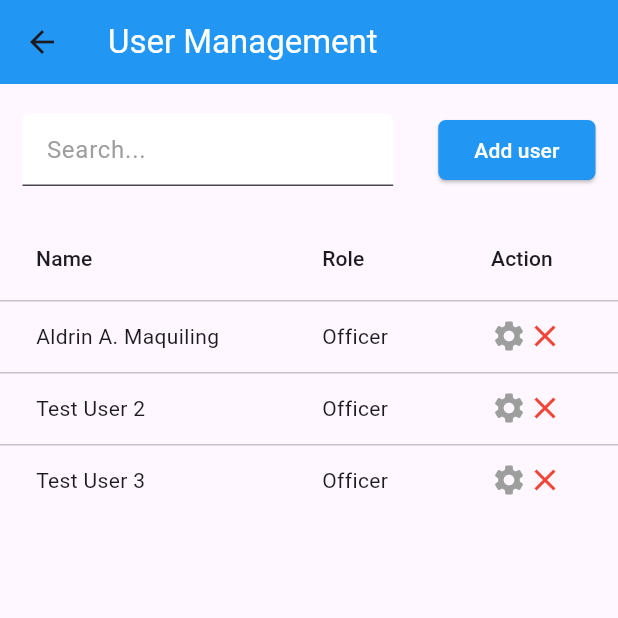
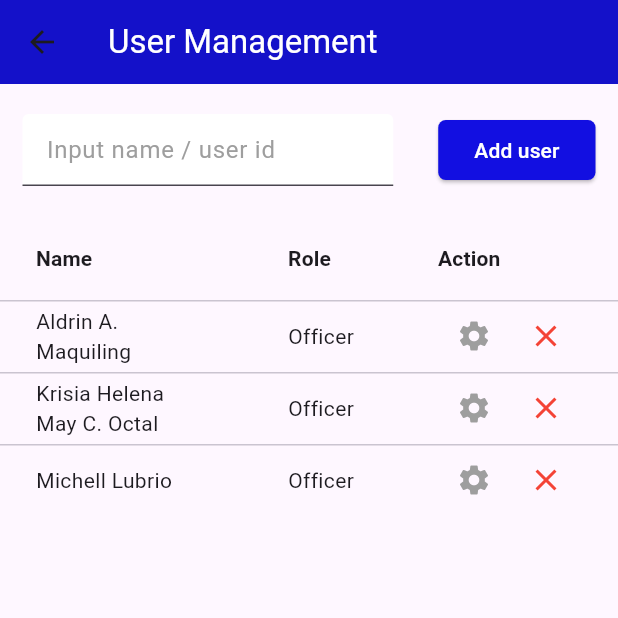
Before and after one commit to aldrinMaq/flutter-user-management, a Flutter app: the UserManagement screen opened directly, on a phone screen of 412 x 824 dp, the top half of it. Run offline on Flutter 3.47's test engine with Material 3 defaults, Android fonts, the phone set to English and light mode, and no system bars.

Commit message:
fixed nav, layout, and other functionalities

```diff
--- a/lib/pages/user_management.dart
+++ b/lib/pages/user_management.dart
@@ -1,12 +1,90 @@
 import 'package:flutter/material.dart';
 
-class UserManagement extends StatelessWidget {
+class UserManagement extends StatefulWidget {
   const UserManagement({super.key});
+
+  @override
+  State<UserManagement> createState() => _UserManagementState();
+}
+
+class _UserManagementState extends State<UserManagement> {
+  final List<Map<String, dynamic>> users = [
+    {'name': 'Aldrin A. Maquiling', 'role': 'Officer'},
+    {'name': 'Krisia Helena May C. Octal', 'role': 'Officer'},
+    {'name': 'Michell Lubrio', 'role': 'Officer'},
+  ];
+
+  final TextEditingController _nameController = TextEditingController();
+  String _errorText = '';
+
+  void _showToastMessage(String message) {
+    ScaffoldMessenger.of(context).showSnackBar(
+      SnackBar(
+        content: Text(message),
+        duration: const Duration(seconds: 2),
+      ),
+    );
+  }
+
+  void _addUser() {
+    final name = _nameController.text.trim();
+
+    if (name.isEmpty) {
+      setState(() {
+        _errorText = 'Name cannot be empty';
+      });
+      return;
+    }
+
+    setState(() {
+      users.add({'name': name, 'role': 'Officer'});
+      _nameController.clear();
+      _errorText = '';
+    });
+
+    _showToastMessage('$name added successfully.');
+  }
+
+  Future<void> _removeUser(int index) async {
+    final result = await showDialog<bool>(
+      context: context,
+      builder: (BuildContext context) {
+        return AlertDialog(
+          title: const Text('Confirm Deletion'),
+          content: const Text('Are you sure you want to delete this user?'),
+          actions: <Widget>[
+            TextButton(
+              onPressed: () => Navigator.of(context).pop(true),
+              child: const Text('Yes'),
+            ),
+            TextButton(
+              onPressed: () => Navigator.of(context).pop(false),
+              child: const Text('No'),
+            ),
+          ],
+        );
+      },
+    );
+
+    if (result == true) {
+      String removedUserName = users[index]['name']; // Capture the user's name before removal
+      setState(() {
+        users.removeAt(index);
+      });
+      _showToastMessage('$removedUserName removed successfully.');
+    }
+  }
 
   @override
   Widget build(BuildContext context) {
     return Scaffold(
-      appBar: appBar(),
+      appBar: AppBar(
+        title: const Text(
+          'User Management',
+          style: TextStyle(color: Colors.white),
+        ),
+        backgroundColor: const Color.fromARGB(255, 20, 17, 201),
+      ),
       body: Column(
         children: [
           Padding(
@@ -16,24 +94,28 @@ class UserManagement extends StatelessWidget {
             ),
             child: Row(
               children: [
-                const Expanded(
+                Expanded(
                   child: TextField(
+                    controller: _nameController,
                     decoration: InputDecoration(
-                        filled: true,
-                        fillColor: Colors.white,
-                        hintText: 'Search...',
-                        hintStyle: TextStyle(color: Colors.grey)),
+                      filled: true,
+                      fillColor: Colors.white,
+                      hintText: 'Input name / user id',
+                      hintStyle: TextStyle(color: Colors.grey),
+                      errorText: _errorText.isNotEmpty ? _errorText : null,
+                    ),
                   ),
                 ),
                 const SizedBox(width: 30),
                 ElevatedButton(
-                  onPressed: () {},
+                  onPressed: _addUser,
                   style: ElevatedButton.styleFrom(
-                      backgroundColor: Colors.blue,
-                      foregroundColor: Colors.white,
-                      shape: const RoundedRectangleBorder(
-                        borderRadius: BorderRadius.all(Radius.circular(5)),
-                      )),
+                    backgroundColor: const Color.fromARGB(255, 18, 15, 225),
+                    foregroundColor: Colors.white,
+                    shape: const RoundedRectangleBorder(
+                      borderRadius: BorderRadius.all(Radius.circular(5)),
+                    ),
+                  ),
                   child: const Text('Add user'),
                 ),
               ],
@@ -43,61 +125,70 @@ class UserManagement extends StatelessWidget {
             width: double.infinity,
             child: DataTable(
               columns: const [
-                DataColumn(label: Text('Name')),
-                DataColumn(label: Text('Role')),
-                DataColumn(label: Text('Action')),
+                DataColumn(
+                  label: Text(
+                    'Name',
+                    style: TextStyle(fontWeight: FontWeight.bold),
+                  ),
+                ),
+                DataColumn(
+                  label: Text(
+                    'Role',
+                    style: TextStyle(fontWeight: FontWeight.bold),
+                  ),
+                ),
+                DataColumn(
+                  label: Text(
+                    'Action',
+                    style: TextStyle(fontWeight: FontWeight.bold),
+                  ),
+                ),
               ],
-              rows: const [
-                DataRow(
+              rows: List<DataRow>.generate(users.length, (index) {
+                final user = users[index];
+                return DataRow(
                   cells: [
-                    DataCell(Text('Aldrin A. Maquiling')),
-                    DataCell(Text('Officer')),
+                    DataCell(Text(user['name'])),
+                    DataCell(Text(user['role'])),
                     DataCell(Row(
                       children: [
-                        Icon(Icons.settings, color: Colors.grey,),
-                        Icon(Icons.close, color: Colors.red, ),
+                        PopupMenuButton<String>(
+                          icon: const Icon(
+                            Icons.settings,
+                            color: Colors.grey,
+                          ),
+                          onSelected: (String? newValue) {
+                            setState(() {
+                              user['role'] = newValue;
+                            });
+                          },
+                          itemBuilder: (BuildContext context) => <PopupMenuEntry<String>>[
+                            const PopupMenuItem<String>(
+                              value: 'Admin',
+                              child: Text('Admin'),
+                            ),
+                            const PopupMenuItem<String>(
+                              value: 'Officer',
+                              child: Text('Officer'),
+                            ),
+                          ],
+                        ),
+                        IconButton(
+                          icon: const Icon(
+                            Icons.close,
+                            color: Colors.red,
+                          ),
+                          onPressed: () => _removeUser(index),
+                        ),
                       ],
                     )),
                   ],
-                ),
-                DataRow(
-                  cells: [
-                    DataCell(Text('Test User 2')),
-                    DataCell(Text('Officer')),
-                    DataCell(Row(
-                      children: [
-                        Icon(Icons.settings, color: Colors.grey,),
-                        Icon(Icons.close, color: Colors.red,),
-                      ],
-                    )),
-                  ],
-                ),
-                DataRow(
-                  cells: [
-                    DataCell(Text('Test User 3')),
-                    DataCell(Text('Officer')),
-                    DataCell(Row(
-                      children: [
-                        Icon(Icons.settings, color: Colors.grey,),
-                        Icon(Icons.close, color: Colors.red,),
-                      ],
-                    )),
-                  ],
-                ),
-              ],
+                );
+              }),
             ),
           ),
         ],
       ),
     );
   }
-
-  AppBar appBar() {
-    return AppBar(
-        title: const Text(
-          'User Management',
-          style: TextStyle(color: Colors.white),
-        ),
-        backgroundColor: Colors.blue);
-  }
 }
```
Also changed, not shown: lib/main.dart (+25 -6 lines), lib/officers.dart (deleted, +0 -194 lines).
